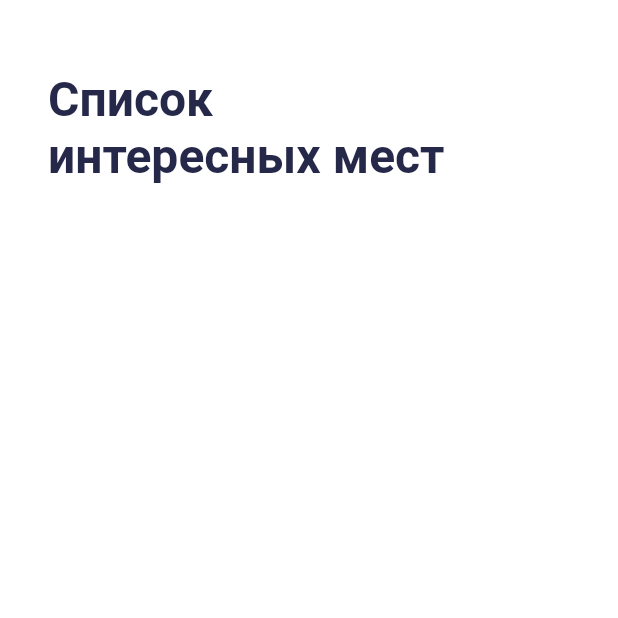
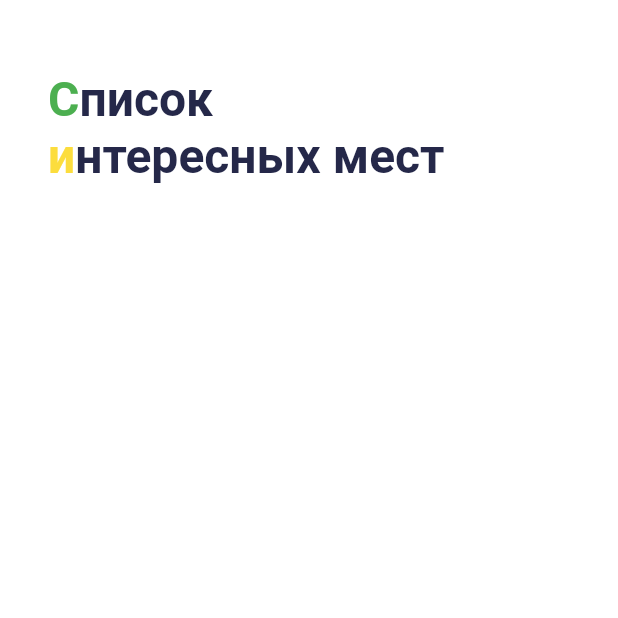
Before and after one commit to tepis/places, a Flutter app: the screen it shows after launch, on a phone screen of 412 x 824 dp, the top half of it. Run offline on Flutter 3.47's test engine with Material 2 defaults, Android fonts, the phone set to English and light mode, and no system bars.

Commit message:
4.4 RichText

```diff
--- a/lib/ui/screen/sight_list_screen.dart
+++ b/lib/ui/screen/sight_list_screen.dart
@@ -18,11 +18,35 @@ class _SightListScreenState extends State<SightListScreen> {
         centerTitle: false,
         title: Container(
           padding: EdgeInsets.fromLTRB(16, 40, 16, 322),
-            child: Text('Список\nинтересных мест',
-                style: TextStyle(
-                    color: Color(0xFF252849),
-                    fontSize: 32,
-                    fontFamily: 'Roboto', fontWeight: FontWeight.bold),),),
+          child: RichText(
+            text: TextSpan(
+              children: [
+                TextSpan(
+                  text: "С",
+                  style: TextStyle(color: Color(0xff4CAF50)),
+                ),
+                TextSpan(
+                  text: "писок",
+                ),
+                TextSpan(
+                  text: "\nи",
+                  style: TextStyle(
+                    color: Color(0xfffcdd3d),
+                  ),
+                ),
+                TextSpan(
+                  text: 'нтересных мест',
+                ),
+              ],
+              style: TextStyle(
+                color: Color(0xff252849),
+                fontWeight: FontWeight.bold,
+                fontSize: 32,
+                fontFamily: 'Roboto',
+              ),
+            ),
+          ),
+        ),
       ),
     );
   }
```
